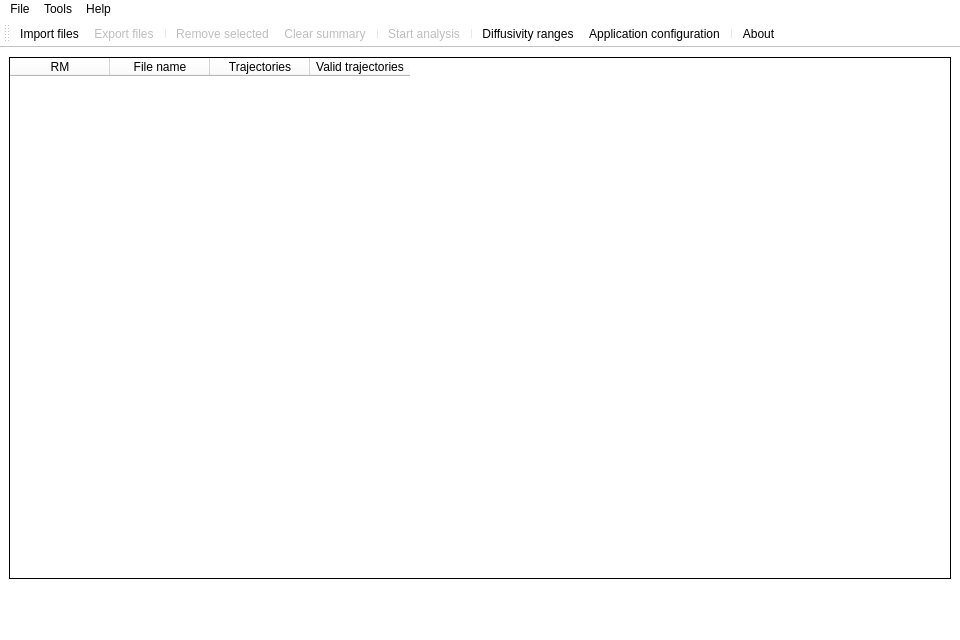
Old version of the form ui/mainwindow.ui in the repository lassisg/mpthub.
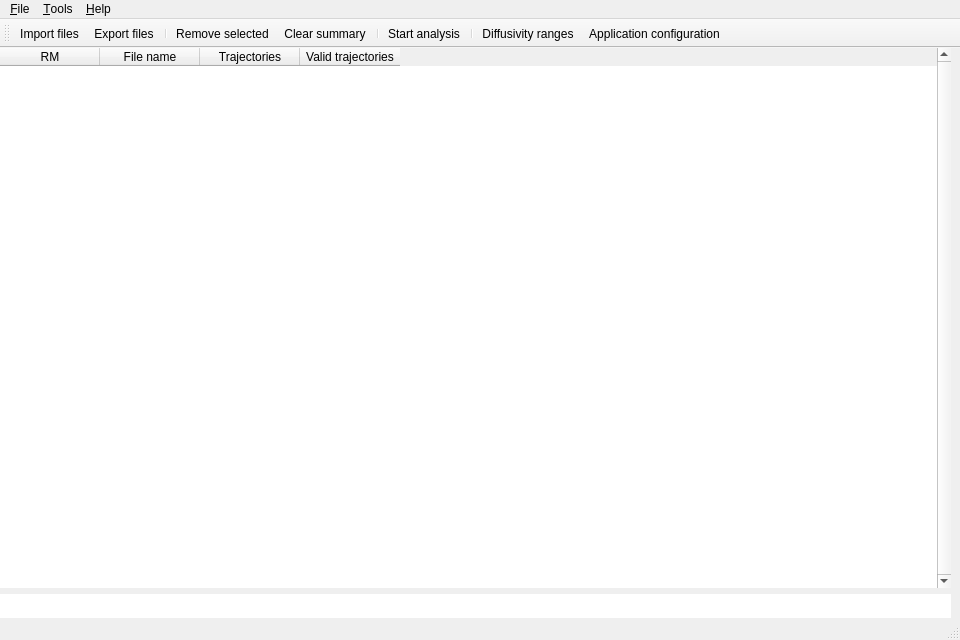
New version of the form. Icons and pictures are not drawn.

Commit message: Main UI window updated to correct render issues.

The edit to the form file:
```diff
--- a/ui/mainwindow.ui
+++ b/ui/mainwindow.ui
@@ -35,19 +35,28 @@
    <iconset resource="resources/resources.qrc">
     <normaloff>:/icons/icons/node-magnifier.png</normaloff>:/icons/icons/node-magnifier.png</iconset>
   </property>
-  <property name="styleSheet">
-   <string notr="true">background-color: rgb(255, 255, 255);</string>
-  </property>
   <widget class="QWidget" name="centralwidget">
    <layout class="QVBoxLayout" name="verticalLayout">
+    <property name="leftMargin">
+     <number>0</number>
+    </property>
+    <property name="topMargin">
+     <number>0</number>
+    </property>
+    <property name="bottomMargin">
+     <number>0</number>
+    </property>
     <item>
      <widget class="QTableWidget" name="summary_view">
       <property name="frameShape">
-       <enum>QFrame::Panel</enum>
+       <enum>QFrame::NoFrame</enum>
       </property>
       <property name="frameShadow">
        <enum>QFrame::Plain</enum>
       </property>
+      <property name="verticalScrollBarPolicy">
+       <enum>Qt::ScrollBarAlwaysOn</enum>
+      </property>
       <property name="horizontalScrollBarPolicy">
        <enum>Qt::ScrollBarAlwaysOff</enum>
       </property>
@@ -163,27 +172,21 @@
      <x>0</x>
      <y>0</y>
      <width>960</width>
-     <height>26</height>
+     <height>22</height>
     </rect>
    </property>
-   <widget class="QMenu" name="menuFile">
-    <property name="mouseTracking">
-     <bool>true</bool>
-    </property>
-    <property name="tearOffEnabled">
-     <bool>false</bool>
-    </property>
+   <widget class="QMenu" name="menu_File">
     <property name="title">
-     <string>File</string>
+     <string>&amp;File</string>
     </property>
     <addaction name="actionImport_files"/>
     <addaction name="actionExport_files"/>
     <addaction name="separator"/>
     <addaction name="actionExit"/>
    </widget>
-   <widget class="QMenu" name="menuTools">
+   <widget class="QMenu" name="menuEdit">
     <property name="title">
-     <string>Tools</string>
+     <string>&amp;Tools</string>
     </property>
     <widget class="QMenu" name="menuConfiguration">
      <property name="title">
@@ -201,12 +204,12 @@
    </widget>
    <widget class="QMenu" name="menuHelp">
     <property name="title">
-     <string>Help</string>
+     <string>&amp;Help</string>
     </property>
     <addaction name="actionAbout"/>
    </widget>
-   <addaction name="menuFile"/>
-   <addaction name="menuTools"/>
+   <addaction name="menu_File"/>
+   <addaction name="menuEdit"/>
    <addaction name="menuHelp"/>
   </widget>
   <widget class="QStatusBar" name="statusBar"/>
@@ -230,8 +233,6 @@
    <addaction name="separator"/>
    <addaction name="actionDiffusivity_ranges"/>
    <addaction name="actionApplication_configuration"/>
-   <addaction name="separator"/>
-   <addaction name="actionAbout"/>
   </widget>
   <action name="actionImport_files">
    <property name="icon">
@@ -239,10 +240,7 @@
      <normaloff>:/icons/icons/document-import.png</normaloff>:/icons/icons/document-import.png</iconset>
    </property>
    <property name="text">
-    <string>Import files</string>
-   </property>
-   <property name="toolTip">
-    <string>Import files</string>
+    <string>&amp;Import files...</string>
    </property>
    <property name="shortcut">
     <string>Ctrl+I</string>
@@ -252,35 +250,47 @@
    </property>
   </action>
   <action name="actionExport_files">
-   <property name="enabled">
-    <bool>false</bool>
-   </property>
    <property name="icon">
     <iconset resource="resources/resources.qrc">
      <normaloff>:/icons/icons/document-export.png</normaloff>:/icons/icons/document-export.png</iconset>
    </property>
    <property name="text">
-    <string>Export files</string>
+    <string>&amp;Export files...</string>
    </property>
    <property name="shortcut">
     <string>Ctrl+E</string>
    </property>
   </action>
   <action name="actionStart_analysis">
-   <property name="enabled">
-    <bool>false</bool>
-   </property>
    <property name="icon">
     <iconset resource="resources/resources.qrc">
      <normaloff>:/icons/icons/control.png</normaloff>:/icons/icons/control.png</iconset>
    </property>
    <property name="text">
-    <string>Start analysis</string>
+    <string>&amp;Start analysis</string>
    </property>
    <property name="shortcut">
     <string>F5</string>
    </property>
   </action>
+  <action name="actionRemove_selected">
+   <property name="icon">
+    <iconset resource="resources/resources.qrc">
+     <normaloff>:/icons/icons/minus.png</normaloff>:/icons/icons/minus.png</iconset>
+   </property>
+   <property name="text">
+    <string>&amp;Remove selected</string>
+   </property>
+  </action>
+  <action name="actionClear_summary">
+   <property name="icon">
+    <iconset resource="resources/resources.qrc">
+     <normaloff>:/icons/icons/broom.png</normaloff>:/icons/icons/broom.png</iconset>
+   </property>
+   <property name="text">
+    <string>&amp;Clear summary</string>
+   </property>
+  </action>
   <action name="actionDiffusivity_ranges">
    <property name="icon">
     <iconset resource="resources/resources.qrc">
@@ -305,37 +315,7 @@
      <normaloff>:/icons/icons/information.png</normaloff>:/icons/icons/information.png</iconset>
    </property>
    <property name="text">
-    <string>About</string>
-   </property>
-   <property name="shortcut">
-    <string>F1</string>
-   </property>
-   <property name="menuRole">
-    <enum>QAction::AboutRole</enum>
-   </property>
-  </action>
-  <action name="actionClear_summary">
-   <property name="enabled">
-    <bool>false</bool>
-   </property>
-   <property name="icon">
-    <iconset resource="resources/resources.qrc">
-     <normaloff>:/icons/icons/broom.png</normaloff>:/icons/icons/broom.png</iconset>
-   </property>
-   <property name="text">
-    <string>Clear summary</string>
-   </property>
-  </action>
-  <action name="actionRemove_selected">
-   <property name="enabled">
-    <bool>false</bool>
-   </property>
-   <property name="icon">
-    <iconset resource="resources/resources.qrc">
-     <normaloff>:/icons/icons/minus.png</normaloff>:/icons/icons/minus.png</iconset>
-   </property>
-   <property name="text">
-    <string>Remove selected</string>
+    <string>&amp;About</string>
    </property>
   </action>
   <action name="actionExit">
```
Left out of the diff: 23 changed lines with no effect on the pictures. The commit also changes 1 other file.
